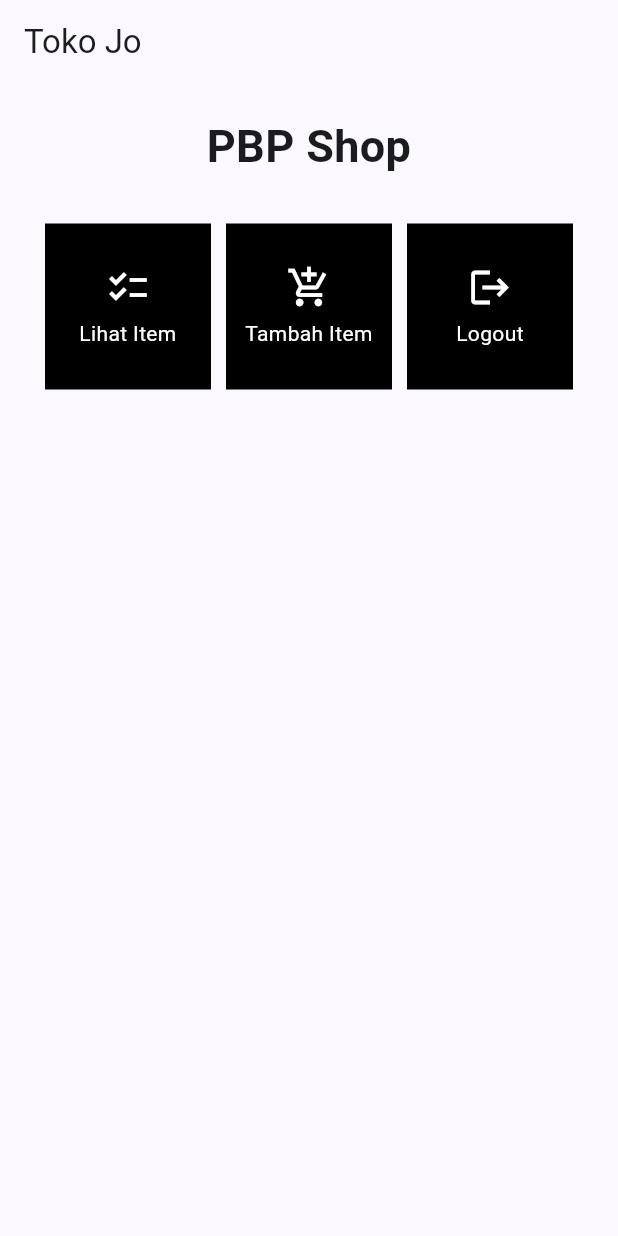
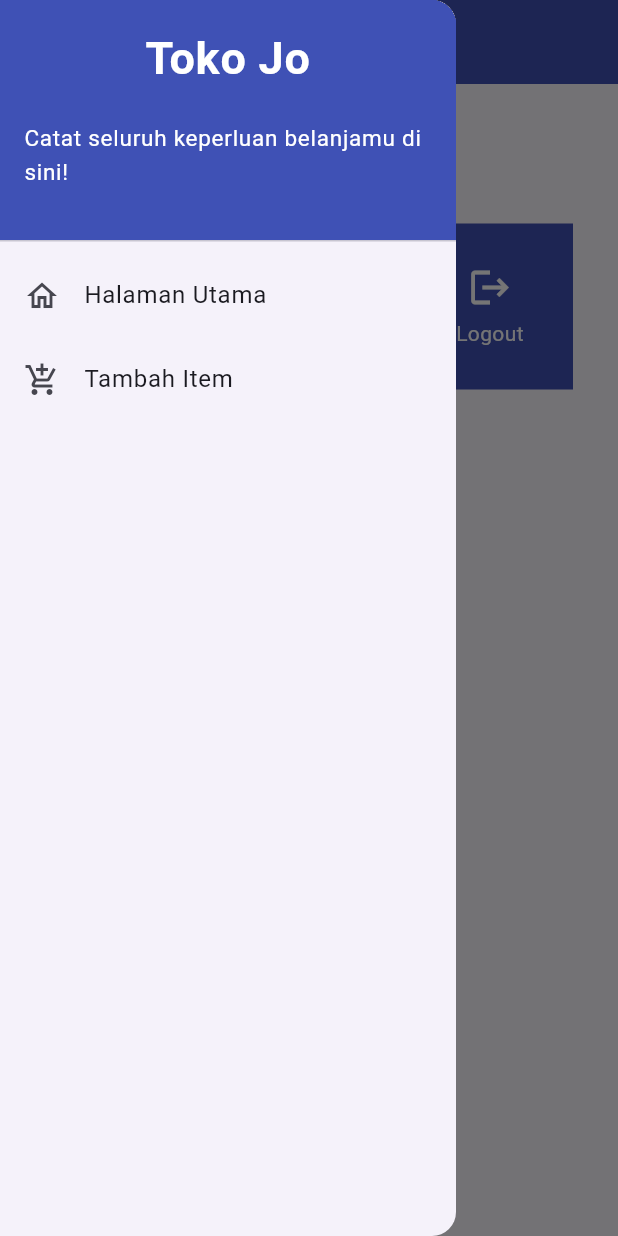
Before and after one commit to johaneswisa/toko-jo-mobile, a Flutter app: the screen it shows after launch, with the side drawer open (before the commit the screen has no drawer), on a phone screen of 412 x 824 dp. Run offline on Flutter 3.47's test engine with Material 2 defaults, Android fonts, the phone set to English and light mode, and no system bars.

Commit message:
Tugas 8 PBP

```diff
--- a/lib/menu.dart
+++ b/lib/screens/menu.dart
@@ -1,6 +1,7 @@
 import 'package:flutter/material.dart';
-import 'package:toko_jo/main.dart';
-
+import 'package:toko_jo/widgets/shop_card.dart';
+// Impor drawer widget
+import 'package:toko_jo/widgets/left_drawer.dart';
 
 class MyHomePage extends StatelessWidget {
   MyHomePage({Key? key}) : super(key: key);
@@ -25,7 +26,11 @@
                 title: const Text(
                 'Toko Jo',
                 ),
+                backgroundColor: Colors.indigo,
+                foregroundColor: Colors.white,
             ),
+              // Masukkan drawer sebagai parameter nilai drawer dari widget Scaffold
+            drawer: const LeftDrawer(),
             body: SingleChildScrollView(
                 // Widget wrapper yang dapat discroll
                 child: Padding(
@@ -66,48 +71,3 @@
         );
    }
 }
-
-class ShopCard extends StatelessWidget {
-  final ShopItem item;
-
-  const ShopCard(this.item, {super.key}); // Constructor
-
-  @override
-  Widget build(BuildContext context) {
-    return Material(
-      color: Colors.black,
-      child: InkWell(
-        // Area responsive terhadap sentuhan
-        onTap: () {
-          // Memunculkan SnackBar ketika diklik
-          ScaffoldMessenger.of(context)
-            ..hideCurrentSnackBar()
-            ..showSnackBar(SnackBar(
-                content: Text("Kamu telah menekan tombol ${item.name}!")));
-        },
-        child: Container(
-          // Container untuk menyimpan Icon dan Text
-          padding: const EdgeInsets.all(8),
-          child: Center(
-            child: Column(
-              mainAxisAlignment: MainAxisAlignment.center,
-              children: [
-                Icon(
-                  item.icon,
-                  color: Colors.white,
-                  size: 30.0,
-                ),
-                const Padding(padding: EdgeInsets.all(3)),
-                Text(
-                  item.name,
-                  textAlign: TextAlign.center,
-                  style: const TextStyle(color: Colors.white),
-                ),
-              ],
-            ),
-          ),
-        ),
-      ),
-    );
-  }
-}
--- /dev/null
+++ b/lib/widgets/left_drawer.dart
@@ -0,0 +1,68 @@
+import 'package:flutter/material.dart';
+import 'package:toko_jo/screens/menu.dart';
+import 'package:toko_jo/screens/shoplist_form.dart';
+
+class LeftDrawer extends StatelessWidget {
+  const LeftDrawer({super.key});
+
+  @override
+  Widget build(BuildContext context) {
+    return Drawer(
+      child: ListView(
+        children: [
+          const DrawerHeader(
+
+          decoration: BoxDecoration(
+            color: Colors.indigo,
+          ),
+          child: Column(
+            children: [
+              Text(
+                'Toko Jo',
+                textAlign: TextAlign.center,
+                style: TextStyle(
+                  fontSize: 30,
+                  fontWeight: FontWeight.bold,
+                  color: Colors.white,
+                ),
+              ),
+              Padding(padding: EdgeInsets.all(10)),
+              Text("Catat seluruh keperluan belanjamu di sini!",
+                  style: TextStyle(
+                  fontSize: 15,
+                  fontWeight: FontWeight.normal,
+                  color: Colors.white,
+                ),
+                  ),
+            ],
+          ),
+          ),
+          ListTile(
+            leading: const Icon(Icons.home_outlined),
+            title: const Text('Halaman Utama'),
+            // Bagian redirection ke MyHomePage
+            onTap: () {
+              Navigator.pushReplacement(
+                  context,
+                  MaterialPageRoute(
+                    builder: (context) => MyHomePage(),
+                  ));
+            },
+          ),
+          ListTile(
+            leading: const Icon(Icons.add_shopping_cart),
+            title: const Text('Tambah Item'),
+            // Bagian redirection ke ShopFormPage
+            onTap: () {
+              Navigator.push(
+                context,
+              MaterialPageRoute(
+                builder: (context) => const ShopFormPage(),
+              ));
+            },
+          ),
+        ],
+      ),
+    );
+  }
+}
--- /dev/null
+++ b/lib/widgets/shop_card.dart
@@ -0,0 +1,60 @@
+import 'package:flutter/material.dart';
+import 'package:toko_jo/screens/shoplist_form.dart';
+class ShopItem {
+  final String name;
+  final IconData icon;
+
+  ShopItem(this.name, this.icon);
+}
+class ShopCard extends StatelessWidget {
+  final ShopItem item;
+
+  const ShopCard(this.item, {super.key}); // Constructor
+
+  @override
+  Widget build(BuildContext context) {
+    return Material(
+      color: Colors.indigo,
+      child: InkWell(
+        // Area responsive terhadap sentuhan
+        onTap: () {
+          // Memunculkan SnackBar ketika diklik
+          ScaffoldMessenger.of(context)
+            ..hideCurrentSnackBar()
+            ..showSnackBar(SnackBar(
+                content: Text("Kamu telah menekan tombol ${item.name}!")));
+                      // Navigate ke route yang sesuai (tergantung jenis tombol)
+          if (item.name == "Tambah Item") {
+            Navigator.push(
+                context,
+                MaterialPageRoute(
+                  builder: (context) => const ShopFormPage(),
+                ));
+          }
+        },
+        child: Container(
+          // Container untuk menyimpan Icon dan Text
+          padding: const EdgeInsets.all(8),
+          child: Center(
+            child: Column(
+              mainAxisAlignment: MainAxisAlignment.center,
+              children: [
+                Icon(
+                  item.icon,
+                  color: Colors.white,
+                  size: 30.0,
+                ),
+                const Padding(padding: EdgeInsets.all(3)),
+                Text(
+                  item.name,
+                  textAlign: TextAlign.center,
+                  style: const TextStyle(color: Colors.white),
+                ),
+              ],
+            ),
+          ),
+        ),
+      ),
+    );
+  }
+}
```
Also changed, not shown: lib/main.dart (+1 -7 lines), lib/screens/shoplist_form.dart (added, +159 -0 lines), 1 other file.
